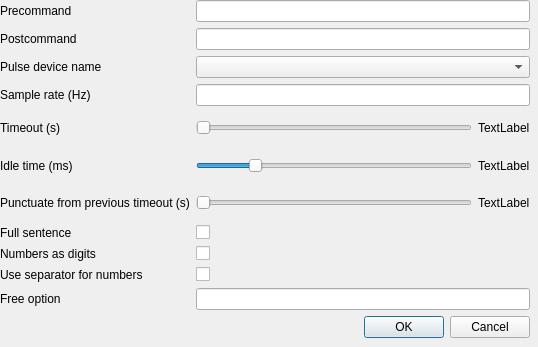
The window that eloGraf/advanced.ui (papoteur-mga/elograf) describes before a commit, drawn with Qt 5.
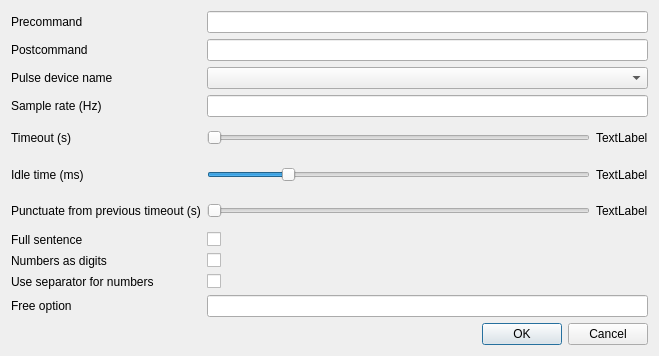
The same window after the commit.

Commit message: The width of the advanced window is now stretchable

Diff of the .ui file:
```diff
--- a/eloGraf/advanced.ui
+++ b/eloGraf/advanced.ui
@@ -6,78 +6,40 @@
    <rect>
     <x>0</x>
     <y>0</y>
-    <width>538</width>
-    <height>347</height>
+    <width>659</width>
+    <height>356</height>
    </rect>
   </property>
+  <property name="sizePolicy">
+   <sizepolicy hsizetype="Preferred" vsizetype="Preferred">
+    <horstretch>1</horstretch>
+    <verstretch>0</verstretch>
+   </sizepolicy>
+  </property>
   <property name="windowTitle">
    <string>Advanced parameters</string>
   </property>
-  <widget class="QWidget" name="gridLayoutWidget">
-   <property name="geometry">
-    <rect>
-     <x>0</x>
-     <y>0</y>
-     <width>530</width>
-     <height>338</height>
-    </rect>
-   </property>
-   <layout class="QGridLayout" name="gridLayout">
-    <item row="7" column="2">
+  <layout class="QGridLayout" name="gridLayout_2">
+   <item row="0" column="0">
+    <layout class="QGridLayout" name="gridLayout" columnstretch="0,2">
+     <item row="7" column="0">
+      <widget class="QLabel" name="label_7">
+       <property name="toolTip">
+        <string>Capitalize the first character.
+This is also used to add either a comma or a full stop when dictation is performed according to previous delay</string>
+       </property>
+       <property name="text">
+        <string>Full sentence</string>
+       </property>
+      </widget>
+     </item>
+     <item row="7" column="1">
      <widget class="QCheckBox" name="fullSentence">
       <property name="text">
        <string/>
       </property>
      </widget>
     </item>
-    <item row="8" column="2">
-     <widget class="QCheckBox" name="digits">
-      <property name="text">
-       <string/>
-      </property>
-     </widget>
-    </item>
-    <item row="10" column="0">
-     <widget class="QLabel" name="label_3">
-      <property name="toolTip">
-       <string>Add option to add on the comamnd line of the dictation tool</string>
-      </property>
-      <property name="text">
-       <string>Free option</string>
-      </property>
-     </widget>
-    </item>
-    <item row="10" column="2">
-     <widget class="QLineEdit" name="lineEdit"/>
-    </item>
-    <item row="1" column="2">
-     <widget class="QLineEdit" name="postcommand"/>
-    </item>
-    <item row="4" column="0">
-     <widget class="QLabel" name="label_4">
-      <property name="toolTip">
-       <string>Time out recording when no speech is processed for the time in seconds.
-This can be used to avoid having to explicitly exit
-(zero disables)</string>
-      </property>
-      <property name="text">
-       <string>Timeout (s)</string>
-      </property>
-     </widget>
-    </item>
-    <item row="5" column="0">
-     <widget class="QLabel" name="label_5">
-      <property name="toolTip">
-       <string>Time to idle between processing audio from the recording.
-Setting to zero is the most responsive at the cost of high CPU usage.
-The default value is 0.1 (processing 10 times a second),
-which is quite responsive in practice</string>
-      </property>
-      <property name="text">
-       <string>Idle time (ms)</string>
-      </property>
-     </widget>
-    </item>
     <item row="9" column="0">
      <widget class="QLabel" name="label_9">
       <property name="toolTip">
@@ -88,14 +50,7 @@
       </property>
      </widget>
     </item>
-    <item row="2" column="2">
-     <widget class="QComboBox" name="deviceName">
-      <property name="currentText">
-       <string/>
-      </property>
-     </widget>
-    </item>
-    <item row="11" column="2">
+     <item row="11" column="1">
      <widget class="QDialogButtonBox" name="buttonBox">
       <property name="orientation">
        <enum>Qt::Horizontal</enum>
@@ -105,17 +60,35 @@
       </property>
      </widget>
     </item>
-    <item row="3" column="2">
-     <widget class="QLineEdit" name="sampleRate"/>
-    </item>
-    <item row="6" column="0">
-     <widget class="QLabel" name="label_6">
+     <item row="4" column="1">
+      <layout class="QHBoxLayout" name="horizontalLayout_2">
+       <item>
+        <widget class="QSlider" name="timeout">
+         <property name="orientation">
+          <enum>Qt::Horizontal</enum>
+         </property>
+        </widget>
+       </item>
+       <item>
+        <widget class="QLabel" name="timeoutDisplay">
+         <property name="accessibleName">
+          <string notr="true"/>
+         </property>
+         <property name="text">
+          <string>TextLabel</string>
+         </property>
+        </widget>
+       </item>
+      </layout>
+     </item>
+     <item row="8" column="0">
+      <widget class="QLabel" name="label_8">
       <property name="toolTip">
        <string>The time-out in seconds for detecting the state of dictation from the previous recording,
 this can be useful so punctuation it is added before entering the dictation (zero disables)</string>
       </property>
       <property name="text">
-       <string>Punctuate from previous timeout (s)</string>
+        <string>Numbers as digits</string>
       </property>
      </widget>
     </item>
@@ -130,19 +103,30 @@
       </property>
      </widget>
     </item>
-    <item row="8" column="0">
-     <widget class="QLabel" name="label_8">
-      <property name="toolTip">
-       <string>Convert numbers into digits instead of using whole words</string>
-      </property>
-      <property name="text">
-       <string>Numbers as digits</string>
+     <item row="2" column="1">
+      <widget class="QComboBox" name="deviceName">
+       <property name="currentText">
+        <string/>
       </property>
      </widget>
     </item>
-    <item row="0" column="2">
+     <item row="0" column="1">
      <widget class="QLineEdit" name="precommand"/>
     </item>
+     <item row="10" column="1">
+      <widget class="QLineEdit" name="lineEdit"/>
+     </item>
+     <item row="6" column="0">
+      <widget class="QLabel" name="label_6">
+       <property name="toolTip">
+        <string>The time-out in seconds for detecting the state of dictation from the previous recording,
+this can be useful so punctuation it is added before entering the dictation (zero disables)</string>
+       </property>
+       <property name="text">
+        <string>Punctuate from previous timeout (s)</string>
+       </property>
+      </widget>
+     </item>
     <item row="0" column="0">
      <widget class="QLabel" name="label_10">
       <property name="toolTip">
@@ -153,45 +137,18 @@
       </property>
      </widget>
     </item>
-    <item row="7" column="0">
-     <widget class="QLabel" name="label_7">
+     <item row="10" column="0">
+      <widget class="QLabel" name="label_3">
       <property name="toolTip">
        <string>Capitalize the first character.
 This is also used to add either a comma or a full stop when dictation is performed according to previous delay</string>
       </property>
       <property name="text">
-       <string>Full sentence</string>
+        <string>Free option</string>
       </property>
      </widget>
     </item>
-    <item row="3" column="0">
-     <widget class="QLabel" name="label_2">
-      <property name="toolTip">
-       <string>The sample rate to use for recording (in Hz). Defaults to 44100</string>
-      </property>
-      <property name="text">
-       <string>Sample rate (Hz)</string>
-      </property>
-     </widget>
-    </item>
-    <item row="9" column="2">
-     <widget class="QCheckBox" name="useSeparator">
-      <property name="text">
-       <string/>
-      </property>
-     </widget>
-    </item>
-    <item row="1" column="0">
-     <widget class="QLabel" name="label_11">
-      <property name="toolTip">
-       <string>Command to execute after the dictation is stopped</string>
-      </property>
-      <property name="text">
-       <string>Postcommand</string>
-      </property>
-     </widget>
-    </item>
-    <item row="5" column="2">
+     <item row="5" column="1">
      <layout class="QHBoxLayout" name="horizontalLayout">
       <item>
        <widget class="QSlider" name="idleTime">
@@ -218,28 +175,22 @@
       </item>
      </layout>
     </item>
-    <item row="4" column="2">
-     <layout class="QHBoxLayout" name="horizontalLayout_2">
-      <item>
-       <widget class="QSlider" name="timeout">
-        <property name="orientation">
-         <enum>Qt::Horizontal</enum>
-        </property>
-       </widget>
-      </item>
-      <item>
-       <widget class="QLabel" name="timeoutDisplay">
-        <property name="accessibleName">
-         <string notr="true"/>
+     <item row="4" column="0">
+      <widget class="QLabel" name="label_4">
+       <property name="toolTip">
+        <string>Time out recording when no speech is processed for the time in seconds.
+This can be used to avoid having to explicitly exit
+(zero disables)</string>
         </property>
         <property name="text">
-         <string>TextLabel</string>
+        <string>Timeout (s)</string>
         </property>
        </widget>
       </item>
-     </layout>
-    </item>
-    <item row="6" column="2">
+     <item row="3" column="1">
+      <widget class="QLineEdit" name="sampleRate"/>
+     </item>
+     <item row="6" column="1">
      <layout class="QHBoxLayout" name="horizontalLayout_3">
       <item>
        <widget class="QSlider" name="punctuate">
@@ -260,8 +211,59 @@
       </item>
      </layout>
     </item>
-   </layout>
-  </widget>
+     <item row="9" column="1">
+      <widget class="QCheckBox" name="useSeparator">
+       <property name="text">
+        <string/>
+       </property>
+      </widget>
+     </item>
+     <item row="1" column="1">
+      <widget class="QLineEdit" name="postcommand"/>
+     </item>
+     <item row="1" column="0">
+      <widget class="QLabel" name="label_11">
+       <property name="toolTip">
+        <string>Command to execute after the dictation is stopped</string>
+       </property>
+       <property name="text">
+        <string>Postcommand</string>
+       </property>
+      </widget>
+     </item>
+     <item row="8" column="1">
+      <widget class="QCheckBox" name="digits">
+       <property name="text">
+        <string/>
+       </property>
+      </widget>
+     </item>
+     <item row="5" column="0">
+      <widget class="QLabel" name="label_5">
+       <property name="toolTip">
+        <string>Time to idle between processing audio from the recording.
+Setting to zero is the most responsive at the cost of high CPU usage.
+The default value is 0.1 (processing 10 times a second),
+which is quite responsive in practice</string>
+       </property>
+       <property name="text">
+        <string>Idle time (ms)</string>
+       </property>
+      </widget>
+     </item>
+     <item row="3" column="0">
+      <widget class="QLabel" name="label_2">
+       <property name="toolTip">
+        <string>The sample rate to use for recording (in Hz). Defaults to 44100</string>
+       </property>
+       <property name="text">
+        <string>Sample rate (Hz)</string>
+       </property>
+      </widget>
+     </item>
+    </layout>
+   </item>
+  </layout>
  </widget>
  <resources/>
  <connections>
```
Left out of the diff: 6 changed lines with no effect on the pictures. Lines whose indentation alone changed are shown as unchanged. The commit also changes 1 other file.
